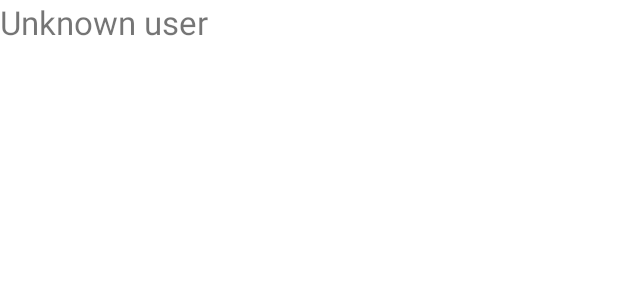
After one commit to Fruit-Punch-Samurai/FireChat, an Android app: the layout users_recycler.xml on its own in the app's theme, with its tools: preview values and no code run, on a phone screen of 412 x 824 dp. The commit adds this screen. Shown: the top 300 px of the screen. Run offline under Robolectric (Android 15) with nearby library versions, the phone set to English and light mode, and no system bars.

Commit message:
Implemented dummy RecyclerView for UsersFrag
Signed-off-by: Yaya <yayadevbox@gmail.com>

```diff
--- a/app/src/main/java/com/fruitPunchSamurai/firechat/fragments/SignInFrag.kt
+++ b/app/src/main/java/com/fruitPunchSamurai/firechat/fragments/SignInFrag.kt
@@ -45,12 +45,11 @@ class SignInFrag : Fragment() {
             container,
             false
         ) as SignInFragmentBinding
-        b?.lifecycleOwner = viewLifecycleOwner
-        b?.viewModel = vm
         return b?.root
     }
 
     private fun bindData() {
+        b?.lifecycleOwner = viewLifecycleOwner
         b?.viewModel = vm
         b?.frag = this
     }
--- a/app/src/main/java/com/fruitPunchSamurai/firechat/others/MyAndroidViewModel.kt
+++ b/app/src/main/java/com/fruitPunchSamurai/firechat/others/MyAndroidViewModel.kt
@@ -6,7 +6,7 @@ import androidx.lifecycle.AndroidViewModel
 
 object MyAndroidViewModel {
 
-    fun AndroidViewModel.getApplicationContext(): Context =
+    private fun AndroidViewModel.getApplicationContext(): Context =
         getApplication<Application>().applicationContext
 
     fun AndroidViewModel.getString(resID: Int): String = getApplicationContext().getString(resID)
--- a/app/src/main/java/com/fruitPunchSamurai/firechat/others/MyFrag.kt
+++ b/app/src/main/java/com/fruitPunchSamurai/firechat/others/MyFrag.kt
@@ -15,8 +15,8 @@ object MyFrag {
         requireActivity().application
     }
 
-    fun Fragment.showSnackBar(msg: String) {
-        Snackbar.make(requireView(), msg, 2000).show()
+    fun Fragment.showSnackBar(msg: String?) {
+        Snackbar.make(requireView(), msg.toString(), 2000).show()
     }
 
     /**Shows a Snackbar with the message "[getString(resID)]" */
@@ -48,4 +48,5 @@ object MyFrag {
             WindowManager.LayoutParams.FLAG_NOT_TOUCHABLE
         )
     }
+
 }
--- a/app/src/main/java/com/fruitPunchSamurai/firechat/others/MyState.kt
+++ b/app/src/main/java/com/fruitPunchSamurai/firechat/others/MyState.kt
@@ -8,6 +8,6 @@ sealed class MyState {
 
     class Finished(val msg: String = "") : MyState()
 
-    class Error(val msg: String = "Undefined error") : MyState()
+    class Error(val msg: String? = "Undefined error") : MyState()
 
 }
--- /dev/null
+++ b/app/src/main/res/layout/users_recycler.xml
@@ -0,0 +1,25 @@
+<?xml version="1.0" encoding="utf-8"?>
+<layout xmlns:android="http://schemas.android.com/apk/res/android"
+    xmlns:tools="http://schemas.android.com/tools">
+
+    <data>
+
+        <variable
+            name="user"
+            type="com.fruitPunchSamurai.firechat.models.User" />
+    </data>
+
+    <LinearLayout
+        android:layout_width="match_parent"
+        android:layout_height="match_parent">
+
+        <TextView
+            android:id="@+id/username"
+            android:layout_width="0dp"
+            android:layout_height="wrap_content"
+            android:layout_weight="1"
+            android:text="@{user.name}"
+            android:textSize="22sp"
+            tools:text="@string/unknownUser" />
+    </LinearLayout>
+</layout>
```
Also changed, not shown: app/src/main/java/com/fruitPunchSamurai/firechat/adapters/UsersAdapter.kt (added, +40 -0 lines), app/src/main/java/com/fruitPunchSamurai/firechat/fragments/UsersFrag.kt (+23 -1 lines), app/src/main/java/com/fruitPunchSamurai/firechat/others/MyRecycler.kt (added, +17 -0 lines), app/src/main/java/com/fruitPunchSamurai/firechat/viewModels/SignInViewModel.kt (+7 -7 lines), app/src/main/java/com/fruitPunchSamurai/firechat/viewModels/SignUpViewModel.kt (+9 -9 lines), app/src/main/res/layout/users_fragment.xml (+25 -8 lines).
